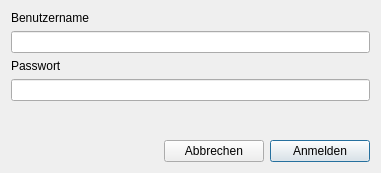
The window that ui/qmamslogindialog.ui (Christian-Kr/QualificationMatrix) describes before a commit, drawn with Qt 5.
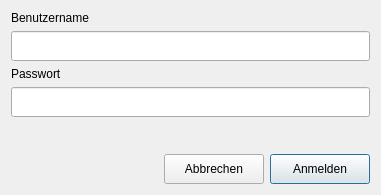
The same window after the commit.

What changed in the file:
```diff
--- a/ui/qmamslogindialog.ui
+++ b/ui/qmamslogindialog.ui
@@ -10,7 +10,7 @@
     <x>0</x>
     <y>0</y>
     <width>381</width>
-    <height>173</height>
+    <height>195</height>
    </rect>
   </property>
   <property name="windowTitle">
@@ -28,6 +28,12 @@
      </item>
      <item>
       <widget class="QLineEdit" name="leUsername">
+       <property name="minimumSize">
+        <size>
+         <width>30</width>
+         <height>30</height>
+        </size>
+       </property>
        <property name="echoMode">
         <enum>QLineEdit::Normal</enum>
        </property>
@@ -49,6 +55,12 @@
      </item>
      <item>
       <widget class="QLineEdit" name="lePassword">
+       <property name="minimumSize">
+        <size>
+         <width>30</width>
+         <height>30</height>
+        </size>
+       </property>
        <property name="echoMode">
         <enum>QLineEdit::Password</enum>
        </property>
@@ -95,7 +107,7 @@
        <property name="minimumSize">
         <size>
          <width>100</width>
-         <height>0</height>
+         <height>30</height>
         </size>
        </property>
        <property name="text">
@@ -111,7 +123,7 @@
        <property name="minimumSize">
         <size>
          <width>100</width>
-         <height>0</height>
+         <height>30</height>
         </size>
        </property>
        <property name="text">
```
